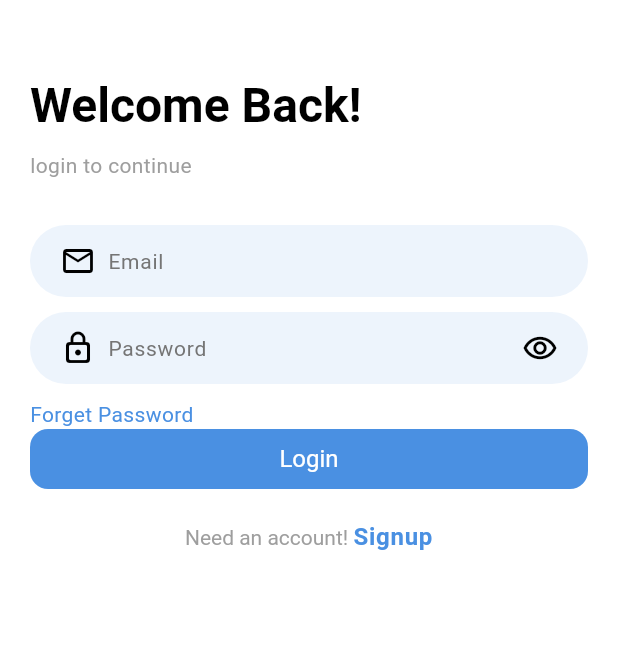
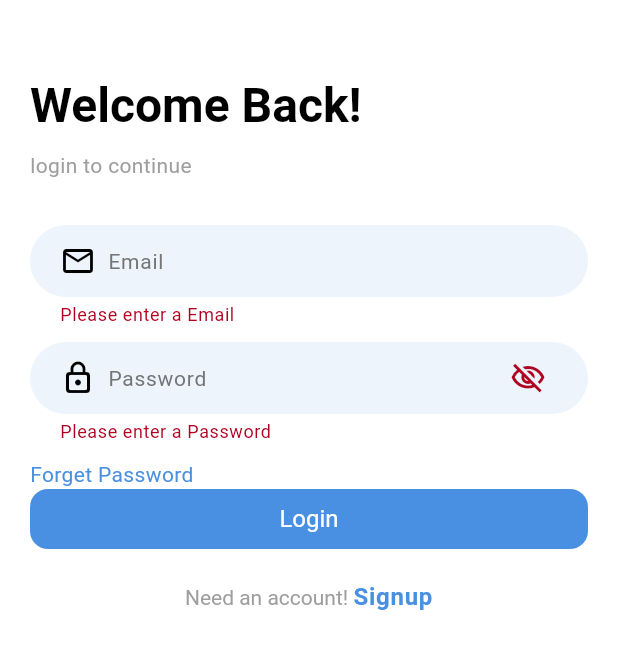
Before and after one commit to SamMegh/MyChat-App, a Flutter app: the screen it shows after launch, after a tap on "Login", on a phone screen of 412 x 824 dp. Shown: the top 649 px of the screen. Run offline on Flutter 3.47's test engine with Material 3 defaults, Android fonts, the phone set to English and light mode, and no system bars.

```diff
--- a/lib/presentation/screens/auth/login.dart
+++ b/lib/presentation/screens/auth/login.dart
@@ -11,20 +11,53 @@ class LoginScreen extends StatefulWidget {
 }
 
 class _LoginScreen extends State<LoginScreen> {
+  final _formKey = GlobalKey<FormState>();
   final TextEditingController emailcontroller = TextEditingController();
   final TextEditingController passwordcontroller = TextEditingController();
+bool hidePassword = true;
+
+  final _emailFocus = FocusNode();
+  final _passwordFocus = FocusNode();
 
   @override
   void dispose() {
     emailcontroller.dispose();
     passwordcontroller.dispose();
+    _emailFocus.dispose();
+    _passwordFocus.dispose();
     super.dispose();
+  }
+
+  String? _emailValidator(String? value) {
+    if (value == null || value.isEmpty) {
+      return 'Please enter a Email';
+    }
+    if (RegExp(
+          r"^[a-zA-Z0-9.a-zA-Z0-9.!#$%&'*+-/=?^_`{|}~]+@[a-zA-Z0-9]+\.[a-zA-Z]+",
+        ).hasMatch(value) ==
+        false) {
+      return 'Enter a valid email';
+    }
+
+    return null;
+  }
+
+  String? _passwordValidator(String? value) {
+    if (value == null || value.isEmpty) {
+      return 'Please enter a Password';
+    }
+    if (value.length < 6) {
+      return 'Password should be atleast of 6 characters';
+    }
+    return null;
   }
 
   @override
   Widget build(BuildContext context) {
     return Scaffold(
       body: SafeArea(
+        child: Form(
+          key: _formKey,
           child: Padding(
             padding: const EdgeInsets.symmetric(horizontal: 20),
             child: Column(
@@ -48,22 +81,36 @@ class _LoginScreen extends State<LoginScreen> {
                 InputBox(
                   controller: emailcontroller,
                   hintText: "Email",
+                  focusNode: _emailFocus,
+                  validator: _emailValidator,
                   prefixIcon: Icon(Icons.email_outlined),
                 ),
                 SizedBox(height: 10),
                 InputBox(
                   controller: passwordcontroller,
                   hintText: "Password",
+                  focusNode: _passwordFocus,
+                  validator: _passwordValidator,
                   prefixIcon: Icon(Icons.lock_outline_rounded),
-                suffixIcon: Icon(Icons.remove_red_eye_outlined),
-                obscureText: true,
+                   suffixIcon: IconButton(
+                      onPressed: () {
+                        setState(() {
+                          hidePassword = !hidePassword;
+                        });
+                      },
+                      icon: Icon(hidePassword?Icons.visibility_off_outlined:Icons.visibility_outlined),
+                    ),
+                    obscureText: hidePassword,
                 ),
                 SizedBox(height: 10),
                 Text(
                   "Forget Password",
                   style: TextStyle(color: Theme.of(context).primaryColor),
                 ),
-              Center(child: CoustomButton(text: "Login", onPressed: () {})),
+                Center(child: CoustomButton(text: "Login", onPressed: () {
+                  FocusScope.of(context).unfocus();
+                    if (_formKey.currentState?.validate() ?? false) {}
+                })),
                 SizedBox(height: 20),
                 Center(
                   child: RichText(
@@ -96,6 +143,7 @@ class _LoginScreen extends State<LoginScreen> {
             ),
           ),
         ),
+      ),
     );
   }
 }
```
Also changed, not shown: lib/presentation/screens/auth/signup.dart (+117 -20 lines). Lines whose indentation alone changed are shown as unchanged.
